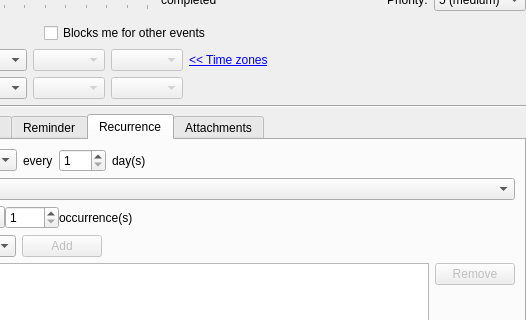
This is incidenceeditor-ng/dialogdesktop.ui in KDE/kdepim as Qt 5 draws it before an edit; both pictures show x 135 to 661 and y 124 to 444 of the 661 by 551 pixel window. The edited form follows.
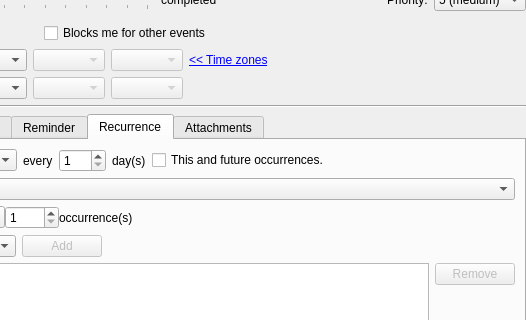
This is the edited form. The open tabs and pages were chosen to show the change. Custom widgets are drawn as their Qt base class.

Commit message: Support for recurrenceId and thisAndFuture in the incidenceeditor.

What changed in the file:
```diff
--- a/incidenceeditor-ng/dialogdesktop.ui
+++ b/incidenceeditor-ng/dialogdesktop.ui
@@ -1038,6 +1038,13 @@
            </property>
           </widget>
          </item>
+         <item>
+          <widget class="QCheckBox" name="mThisAndFutureCheck">
+           <property name="text">
+            <string>This and future occurrences.</string>
+           </property>
+          </widget>
+         </item>
          <item>
           <spacer name="horizontalSpacer_10">
            <property name="orientation">
```
The commit also changes 4 other files.
